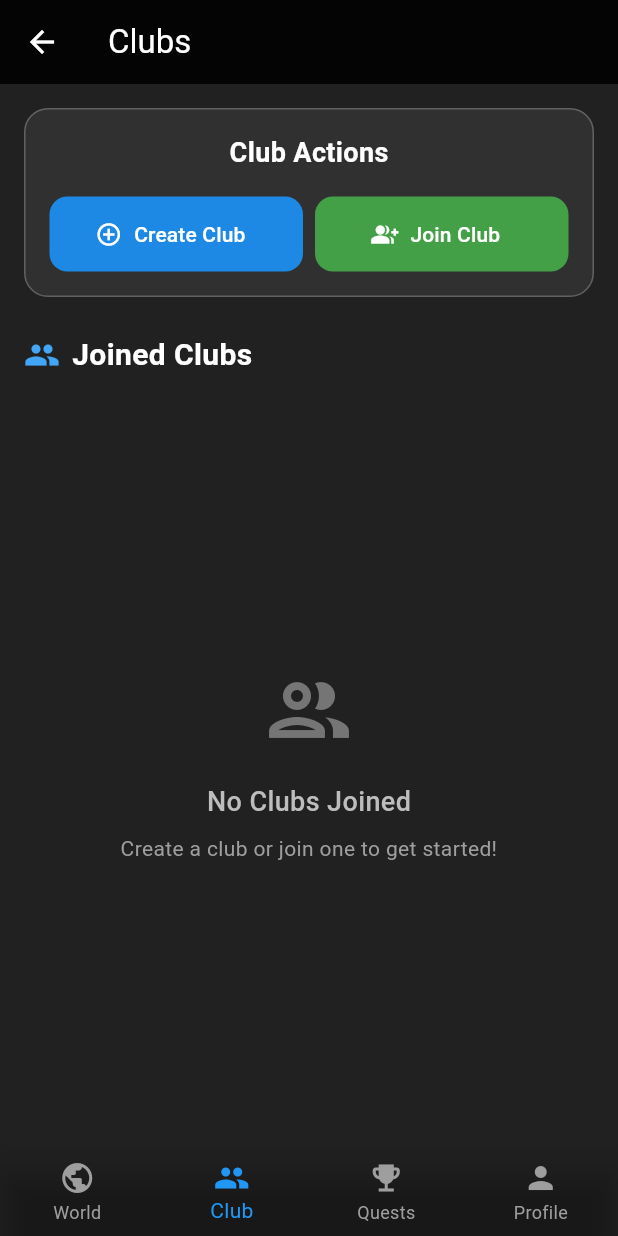
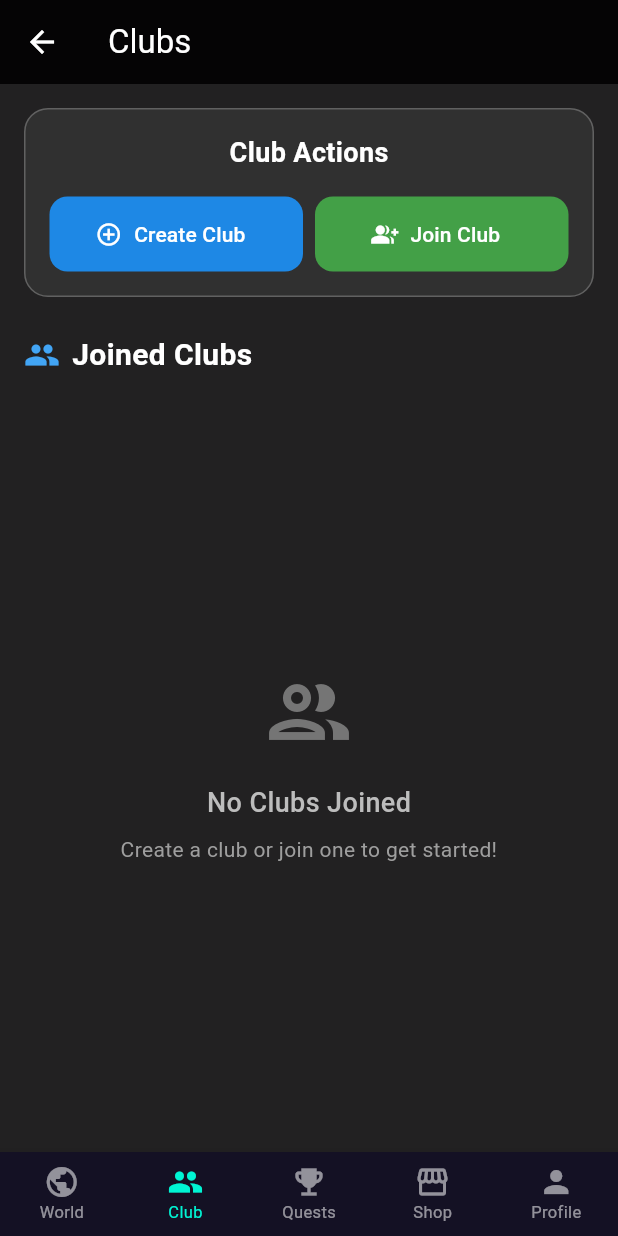
Before and after one commit to DevAnuragT/Trackt, a Flutter app: the MainNavigationView screen opened by its route, item 2 of the bottom bar chosen, on a phone screen of 412 x 824 dp. Run offline on Flutter 3.47's test engine with Material 3 defaults, Android fonts, the phone set to English and light mode, and no system bars; our stand-ins replace device_info_plus, flutter_colorpicker, flutter_dotenv, geolocator, get, google_sign_in and 2 more; missing offline and left inert: mapbox_maps_flutter, web3dart; accounts and stored records are empty; network calls fail; statements that could not run were skipped.

Commit message:
feat(nav): add Shop tab to bottom nav; apply Monad theme

```diff
--- a/lib/controllers/main_navigation_controller.dart
+++ b/lib/controllers/main_navigation_controller.dart
@@ -11,5 +11,6 @@ class MainNavigationController extends GetxController {
   void goToWorld() => currentIndex.value = 0;
   void goToClub() => currentIndex.value = 1;
   void goToDailyQuests() => currentIndex.value = 2;
-  void goToProfile() => currentIndex.value = 3;
+  void goToStore() => currentIndex.value = 3;
+  void goToProfile() => currentIndex.value = 4;
 }
--- a/lib/views/main_navigation_view.dart
+++ b/lib/views/main_navigation_view.dart
@@ -7,6 +7,7 @@ import '../views/map/components/bottom_sheet_widget.dart';
 import 'map/map_view.dart';
 import 'club/club_view.dart';
 import 'daily_quests/daily_quests_view.dart';
+import 'store/store_view.dart';
 import 'profile_view.dart';
 import '../services/location_permission_service.dart';
 
@@ -107,7 +108,8 @@ class _MainNavigationViewState extends State<MainNavigationView> {
         children: [
           const MapView(),           // World tab
           const ClubView(),          // Club tab
-          const DailyQuestsView(),   // Daily Quests tab
+          const DailyQuestsView(),   // Quests tab
+          const StoreView(),         // Shop tab
           const ProfileView(),       // Profile tab
         ],
       )),
@@ -115,9 +117,11 @@ class _MainNavigationViewState extends State<MainNavigationView> {
         currentIndex: controller.currentIndex.value,
         onTap: controller.changeTab,
         type: BottomNavigationBarType.fixed,
-        backgroundColor: Colors.black87,
-        selectedItemColor: Colors.blue,
-        unselectedItemColor: Colors.grey,
+        backgroundColor: const Color(0xFF141124),
+        selectedItemColor: const Color(0xFF00F5D4),
+        unselectedItemColor: Colors.white54,
+        selectedFontSize: 11,
+        unselectedFontSize: 11,
         items: const [
           BottomNavigationBarItem(
             icon: Icon(Icons.public),
@@ -132,6 +136,10 @@ class _MainNavigationViewState extends State<MainNavigationView> {
             label: 'Quests',
           ),
           BottomNavigationBarItem(
+            icon: Icon(Icons.storefront),
+            label: 'Shop',
+          ),
+          BottomNavigationBarItem(
             icon: Icon(Icons.person),
             label: 'Profile',
           ),
```
